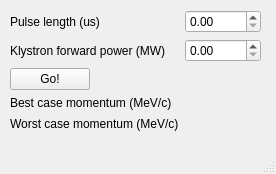
Above: Apps/MomentumCalc/view/mtmgui.ui from VELA-CLARA-software/Software before the change. Below: the same form after it.
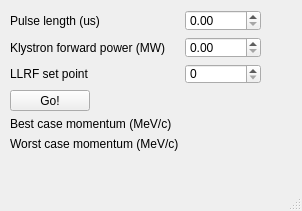
That is the form after the change.

Commit message: Updated gun momentum calculator to use LLRF setpoint as input too. Also added py2exe bundled exe creation instructions to readme.

```diff
--- a/Apps/MomentumCalc/view/mtmgui.ui
+++ b/Apps/MomentumCalc/view/mtmgui.ui
@@ -6,8 +6,8 @@
    <rect>
     <x>0</x>
     <y>0</y>
-    <width>276</width>
-    <height>174</height>
+    <width>302</width>
+    <height>211</height>
    </rect>
   </property>
   <property name="windowTitle">
@@ -20,10 +20,13 @@
       <x>10</x>
       <y>10</y>
       <width>251</width>
-      <height>121</height>
+      <height>141</height>
      </rect>
     </property>
     <layout class="QFormLayout" name="formLayout">
+     <property name="fieldGrowthPolicy">
+      <enum>QFormLayout::AllNonFixedFieldsGrow</enum>
+     </property>
      <item row="0" column="0">
       <widget class="QLabel" name="label">
        <property name="text">
@@ -47,26 +50,35 @@
      </item>
      <item row="1" column="1">
       <widget class="QDoubleSpinBox" name="doubleSpinBox_2">
+       <property name="keyboardTracking">
+        <bool>false</bool>
+       </property>
+       <property name="decimals">
+        <number>2</number>
+       </property>
+       <property name="maximum">
+        <double>10.449999999999999</double>
+       </property>
        <property name="singleStep">
         <double>0.100000000000000</double>
        </property>
       </widget>
      </item>
-     <item row="2" column="0">
+     <item row="3" column="0">
       <widget class="QPushButton" name="pushButton">
        <property name="text">
         <string>Go!</string>
        </property>
       </widget>
      </item>
-     <item row="3" column="0">
+     <item row="4" column="0">
       <widget class="QLabel" name="label_3">
        <property name="text">
         <string>Best case momentum (MeV/c)</string>
        </property>
       </widget>
      </item>
-     <item row="3" column="1">
+     <item row="4" column="1">
       <widget class="QLabel" name="label_4">
        <property name="sizePolicy">
         <sizepolicy hsizetype="Preferred" vsizetype="Fixed">
@@ -82,7 +94,7 @@
        </property>
       </widget>
      </item>
-     <item row="4" column="0">
+     <item row="5" column="0">
       <widget class="QLabel" name="label_6">
        <property name="sizePolicy">
         <sizepolicy hsizetype="Preferred" vsizetype="Preferred">
@@ -95,7 +107,7 @@
        </property>
       </widget>
      </item>
-     <item row="4" column="1">
+     <item row="5" column="1">
       <widget class="QLabel" name="label_5">
        <property name="text">
         <string/>
@@ -105,6 +117,26 @@
        </property>
       </widget>
      </item>
+     <item row="2" column="0">
+      <widget class="QLabel" name="label_8">
+       <property name="text">
+        <string>LLRF set point</string>
+       </property>
+      </widget>
+     </item>
+     <item row="2" column="1">
+      <widget class="QSpinBox" name="spinBox_3">
+       <property name="keyboardTracking">
+        <bool>false</bool>
+       </property>
+       <property name="maximum">
+        <number>17000</number>
+       </property>
+       <property name="singleStep">
+        <number>100</number>
+       </property>
+      </widget>
+     </item>
     </layout>
    </widget>
   </widget>
```
Left out of the diff: 4 changed lines with no effect on the pictures. The commit also changes 9 other files.
